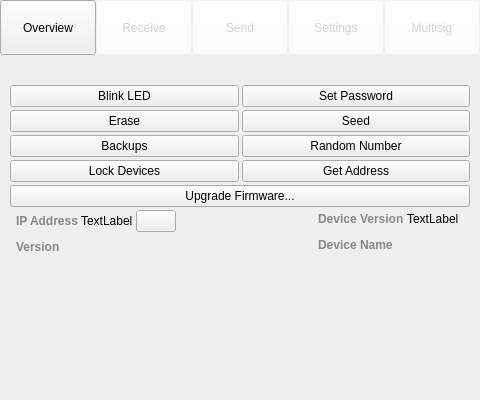
The window that src/qt/ui/overview.ui (jonasschnelli/dbb-app) describes before a commit, drawn with Qt 5.
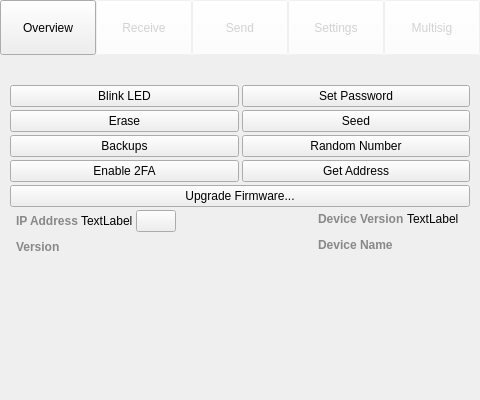
The same window after the commit. The open tabs and pages were chosen to show the change. Icons and pictures are not drawn. Custom widgets are drawn as their Qt base class.

Commit message: Rename "Lock Device" to "Enable 2FA"

Diff of the .ui file:
```diff
--- a/src/qt/ui/overview.ui
+++ b/src/qt/ui/overview.ui
@@ -655,7 +655,7 @@
          <item>
           <widget class="QPushButton" name="lockDevice">
            <property name="text">
-            <string>Lock Devices</string>
+            <string>Enable 2FA</string>
            </property>
           </widget>
          </item>
```
The commit also changes 1 other file.
